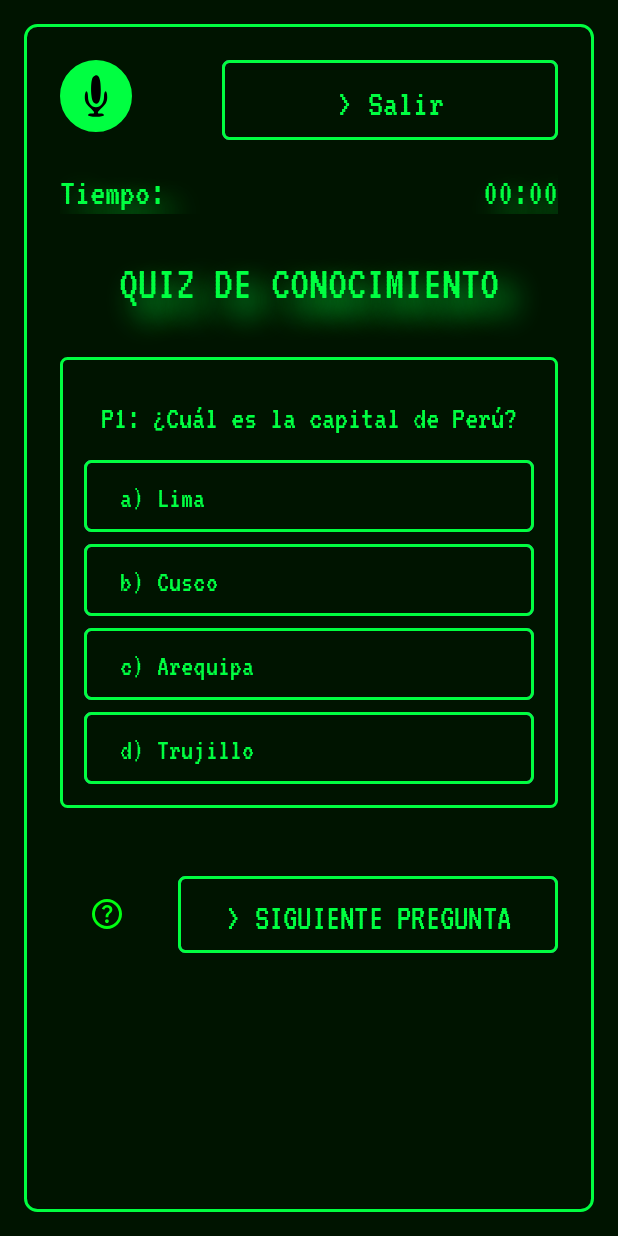
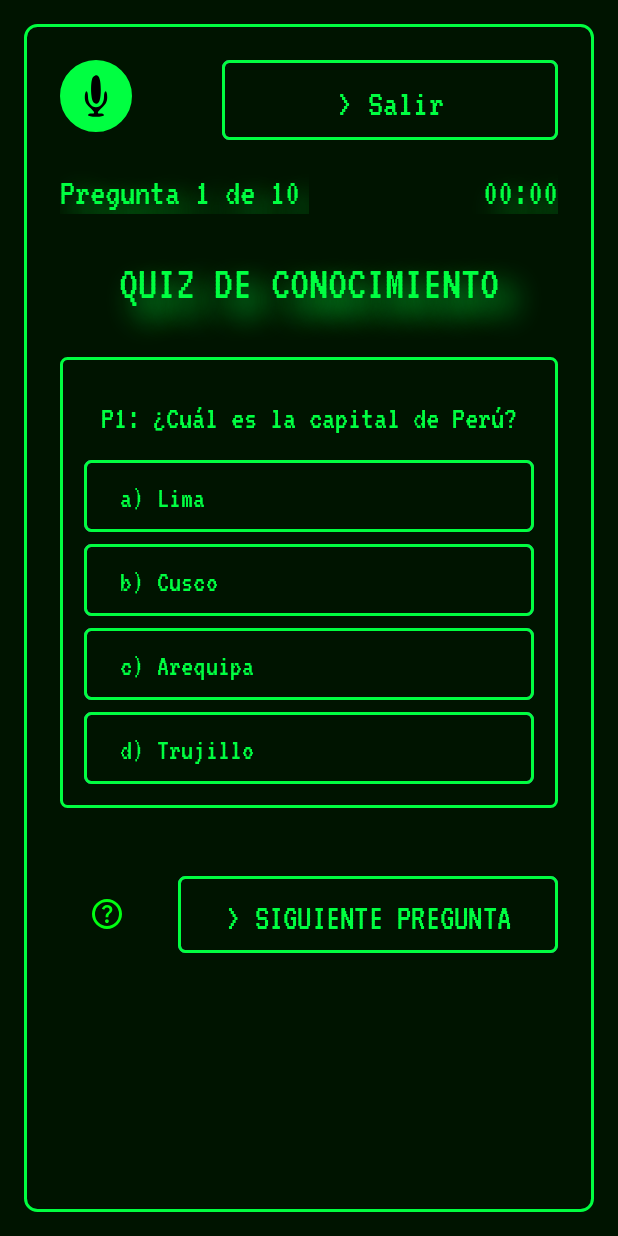
Before and after one commit to BrunoGust/TriviaTrainer, an Android app: the QuizActivity2 screen opened directly, with no data from a screen before it, on a phone screen of 412 x 824 dp. Run offline under Robolectric (Android 15) with nearby library versions, the phone set to English and light mode, and no system bars; 1 statement that could not run was skipped.

Commit message:
Agregar contador de preguntas en quizactivity2

```diff
--- a/app/src/main/java/com/example/triviatrainerapp/RepasoActivity.kt
+++ b/app/src/main/java/com/example/triviatrainerapp/RepasoActivity.kt
@@ -36,7 +36,7 @@ class RepasoActivity : AppCompatActivity() {
         parts = listOf(
             TextPart("""
 Eres un generador automático de preguntas tipo trivia para educación.
-Dado un tema o resumen, tu tarea es crear **12 preguntas tipo trivia** (4 fáciles, 4 medias, 3 difíciles) sobre ese tema.
+Dado un tema o resumen, tu tarea es crear **8 preguntas tipo trivia** (3 fáciles, 3 medias, 2 difíciles) sobre ese tema.
 
 Cada pregunta debe:
 - Tener una sola respuesta correcta
@@ -124,7 +124,7 @@ No incluyas ninguna explicación, ni resumen, ni texto adicional. Solo preguntas
 
             lifecycleScope.launch {
                 try {
-                    val response = modeloPreguntas.generateContent("Genera 11 preguntas de trivia sobre el siguiente resumen:\n\n$resumen")
+                    val response = modeloPreguntas.generateContent("Genera 8 preguntas de trivia sobre el siguiente resumen:\n\n$resumen")
                     val textoPreguntas = response.text ?: ""
 
                     val preguntasParseadas = extraerTodasLasPreguntas(textoPreguntas)
--- a/app/src/main/res/layout/activity_quiz2.xml
+++ b/app/src/main/res/layout/activity_quiz2.xml
@@ -67,7 +67,7 @@
                 android:layout_height="wrap_content"
                 android:layout_weight="1"
                 android:gravity="start"
-                android:text="Tiempo:"
+                android:text="Pregunta 1 de 10"
                 android:textColor="@color/text_color"
                 android:textSize="25sp"
                 android:fontFamily="@font/vt323"
@@ -82,7 +82,7 @@
                 android:layout_height="wrap_content"
                 android:layout_weight="1"
                 android:gravity="end"
-                android:text="@string/_00_00"
+                android:text="00:00"
                 android:textColor="@color/text_color"
                 android:textSize="25sp"
                 android:fontFamily="@font/vt323"
--- a/app/src/main/res/layout/activity_resultados_quiz.xml
+++ b/app/src/main/res/layout/activity_resultados_quiz.xml
@@ -46,7 +46,8 @@
                 android:foreground="@drawable/button_border_green"
                 android:text="@string/salir_btn"
                 android:textColor="@color/text_color"
-                android:textSize="25sp" />
+                android:textSize="25sp"
+                android:contentDescription="Salir"/>
         </LinearLayout>
         <TextView
             android:id="@+id/textViewTituloQuiz"
```
Also changed, not shown: app/src/main/java/com/example/triviatrainerapp/QuizActivity2.kt (+5 -4 lines).
